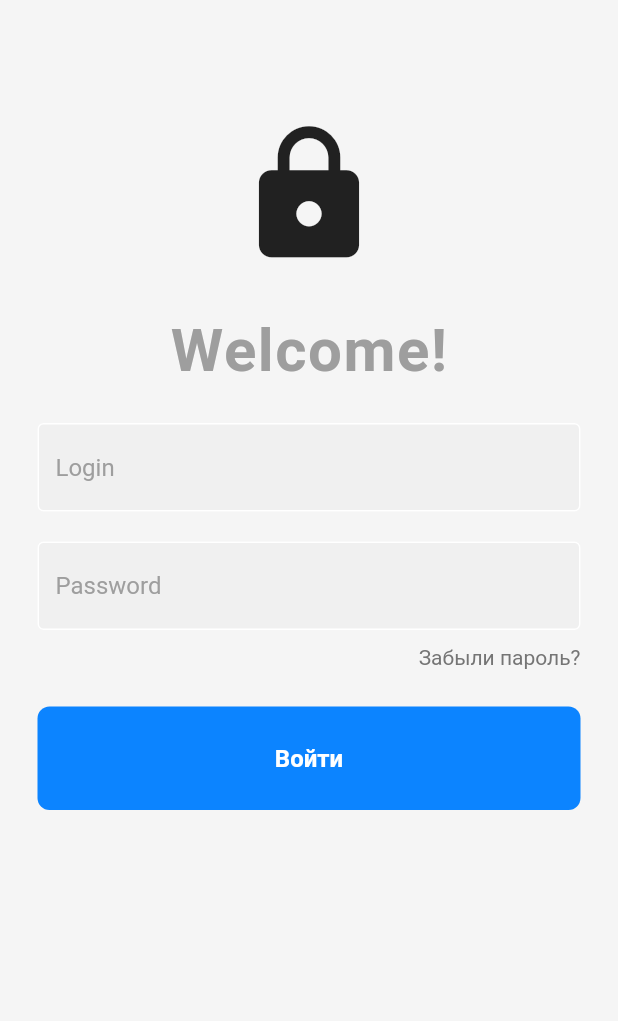
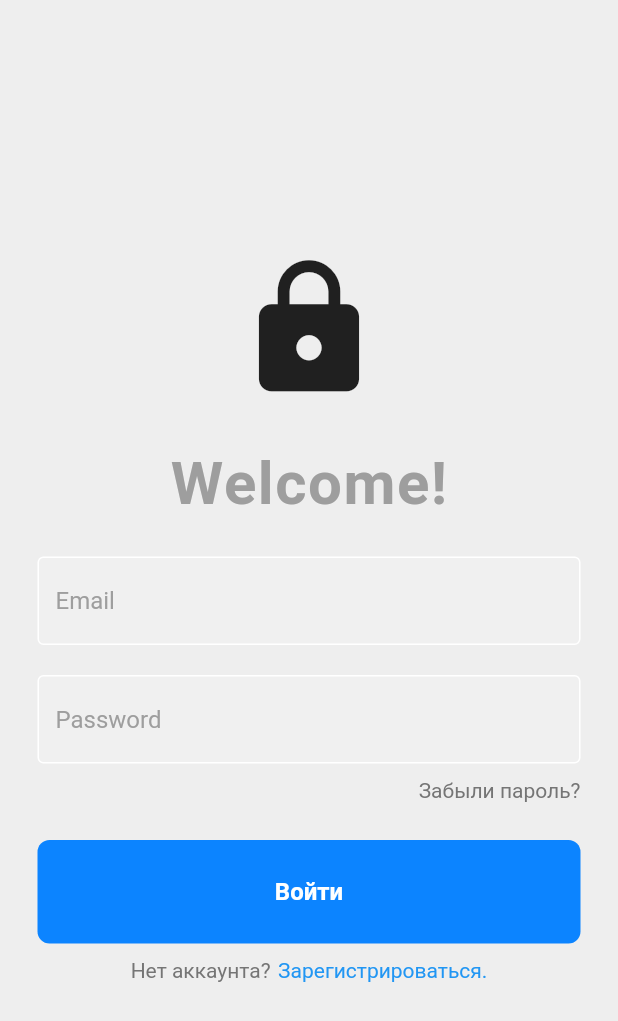
Before and after one commit to JupickGosling/doctors_appointments, a Flutter app: the screen it shows after launch, on a phone screen of 412 x 824 dp. Shown: the top 1021 px of the screen. Run offline on Flutter 3.47's test engine with Material 2 defaults, Android fonts, the phone set to English and light mode, and no system bars; our stand-ins replace firebase_auth, firebase_core, material_design_icons_flutter; accounts and stored records are empty.

Commit message:
Login Firebase

```diff
--- a/lib/main.dart
+++ b/lib/main.dart
@@ -1,10 +1,17 @@
+import 'package:doctors_appointments/screens/auth_screen.dart';
 import 'package:doctors_appointments/screens/login_screen.dart';
 import 'package:doctors_appointments/screens/welcome_screen.dart';
 // import 'package:doctors_appointments/screens/welcome_screen.dart';
 import 'package:flutter/material.dart';
+import 'package:firebase_core/firebase_core.dart';
+import 'firebase_options.dart';
 
 
-void main() {
+void main() async{
+  WidgetsFlutterBinding.ensureInitialized();
+  await Firebase.initializeApp(
+    options: DefaultFirebaseOptions.currentPlatform,
+  );
   runApp(MyApp());
 }
 
@@ -15,7 +22,7 @@ class MyApp extends StatelessWidget {
   Widget build(BuildContext context) {
     return MaterialApp(
       debugShowCheckedModeBanner: false,
-      home: LoginScreen(),
+      home: AuthScreen(),
     );
   }
 }
--- /dev/null
+++ b/lib/screens/auth_screen.dart
@@ -0,0 +1,27 @@
+import 'package:doctors_appointments/screens/home_screen.dart';
+import 'package:doctors_appointments/screens/login_screen.dart';
+import 'package:firebase_auth/firebase_auth.dart';
+import 'package:firebase_core/firebase_core.dart';
+import 'package:flutter/material.dart';
+
+class AuthScreen extends StatelessWidget {
+  const AuthScreen({super.key});
+
+  @override
+  Widget build(BuildContext context) {
+    return Scaffold(
+      body: StreamBuilder<User?>(
+        stream: FirebaseAuth.instance.authStateChanges(),
+        builder: (context, snapshot) {
+          if(snapshot.hasData){
+            return HomeScreen();
+          }
+
+          else{
+            return LoginScreen();
+          }
+        },
+      ),
+    );
+  }
+}
--- a/lib/screens/login_screen.dart
+++ b/lib/screens/login_screen.dart
@@ -2,24 +2,57 @@ import 'package:doctors_appointments/colors.dart';
 import 'package:doctors_appointments/colors.dart';
 import 'package:doctors_appointments/components/button.dart';
 import 'package:doctors_appointments/components/textField.dart';
+import 'package:firebase_auth/firebase_auth.dart';
 import 'package:flutter/material.dart';
 
-class LoginScreen extends StatelessWidget {
+class LoginScreen extends StatefulWidget {
   LoginScreen({super.key});
 
-  final loginController = TextEditingController();
+  @override
+  State<LoginScreen> createState() => _LoginScreenState();
+}
+
+class _LoginScreenState extends State<LoginScreen> {
+  final emailController = TextEditingController();
+
   final passworController = TextEditingController();
 
-  void SignIn() {}
+  void signUserIn() async {
+    showDialog(
+      context: context,
+      builder: (context) {
+        return const Center(
+          child: CircularProgressIndicator(),
+        );
+      },
+    );
+
+    try {
+      await FirebaseAuth.instance.signInWithEmailAndPassword(
+        email: emailController.text,
+        password: passworController.text,
+      );
+    } on FirebaseAuthException catch (e) {
+      if (e.code == 'user-not-found') {
+        print("Не существует пользователя с таким email");
+      } else if (e.code == 'wrong-password') {
+        print("Неверный пароль");
+      }
+    }
+
+    Navigator.pop(context);
+  }
 
   @override
   Widget build(BuildContext context) {
     return Scaffold(
-      backgroundColor: Colors.grey[100],
+      resizeToAvoidBottomInset: false,
+      backgroundColor: Colors.grey[200],
       body: SafeArea(
         child: Center(
-          child: Column(children: [
-            SizedBox(height: 80),
+          child: SingleChildScrollView(
+            child:
+                Column(mainAxisAlignment: MainAxisAlignment.center, children: [
               Icon(
                 Icons.lock,
                 size: 100,
@@ -37,8 +70,8 @@ class LoginScreen extends StatelessWidget {
               ),
               const SizedBox(height: 25),
               MyTextField(
-              controller: loginController,
-              hintText: "Login",
+                controller: emailController,
+                hintText: "Email",
                 obscureText: false,
               ),
               const SizedBox(height: 20),
@@ -61,8 +94,27 @@ class LoginScreen extends StatelessWidget {
                 ),
               ),
               SizedBox(height: 25),
-            MyButton(onTap: SignIn),
+              MyButton(onTap: signUserIn),
+              SizedBox(height: 10),
+              Padding(
+                padding: EdgeInsets.symmetric(horizontal: 25),
+                child: Row(
+                  mainAxisAlignment: MainAxisAlignment.center,
+                  children: [
+                    Text(
+                      "Нет аккаунта?",
+                      style: TextStyle(color: Colors.grey[600]),
+                    ),
+                    SizedBox(width: 5),
+                    Text(
+                      "Зарегистрироваться.",
+                      style: TextStyle(color: Colors.blue),
+                    ),
+                  ],
+                ),
+              ),
             ]),
+          ),
         ),
       ),
     );
--- a/pubspec.yaml
+++ b/pubspec.yaml
@@ -36,6 +36,8 @@ dependencies:
   # Use with the CupertinoIcons class for iOS style icons.
   cupertino_icons: ^1.0.2
   firebase_auth: ^4.2.5
+  firebase_core: ^2.4.1
+
 
 dev_dependencies:
   flutter_test:
```
Also changed, not shown: lib/screens/home_screen.dart (+52 -18 lines), lib/firebase_options.dart (added), pubspec.lock, 5 other files. Lines whose indentation alone changed are shown as unchanged.
